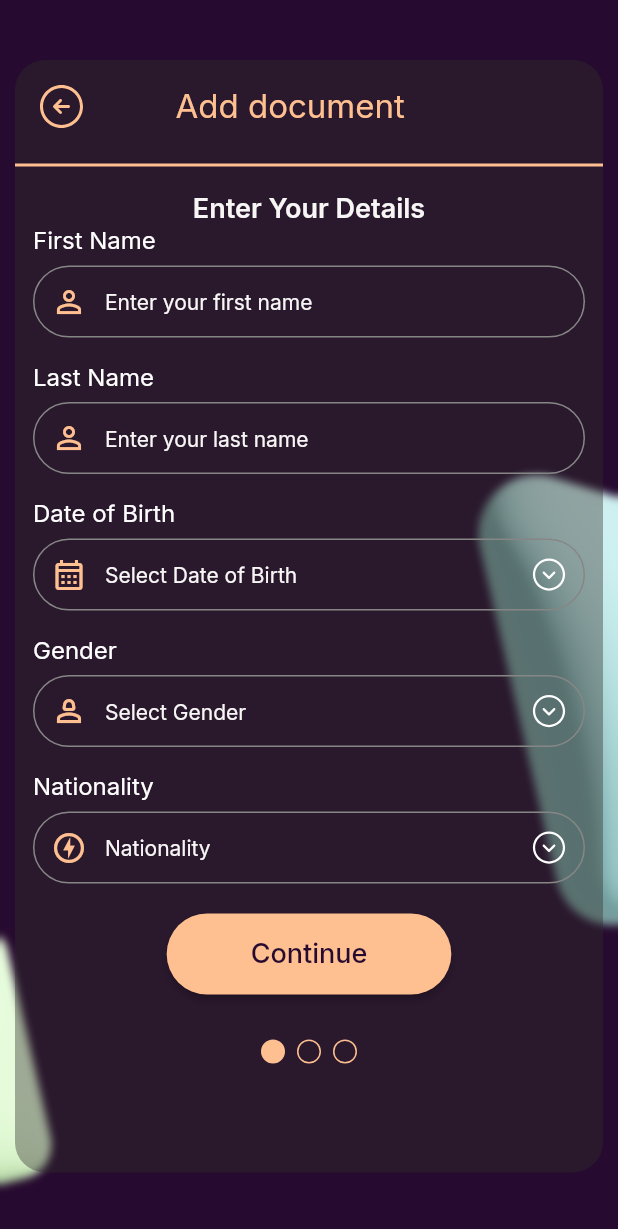
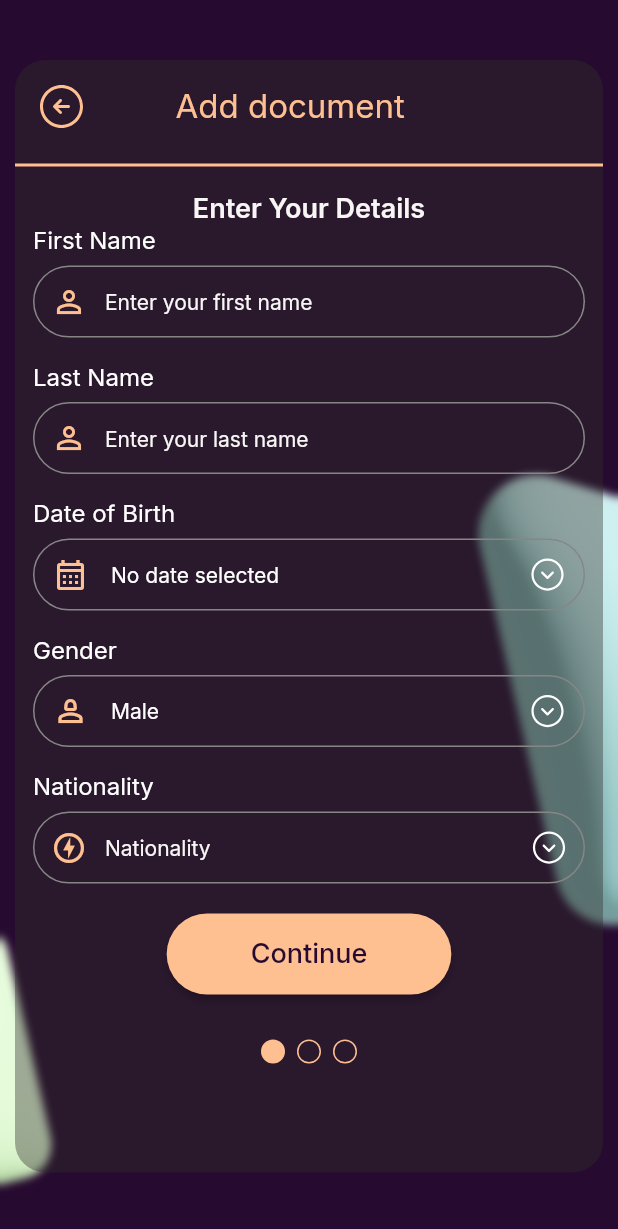
Before and after one commit to EhtshamNizamani/Document-Model, a Flutter app: the EnterDocumentDetailsScreen screen opened directly, on a phone screen of 412 x 824 dp. Shown: the top 1229 px of the screen. Run offline on Flutter 3.47's test engine with Material 2 defaults, Android fonts, the phone set to English and light mode, and no system bars; our stand-ins replace dotted_border, flutter_svg, google_fonts, image_picker; project files that could hold a hidden picture were left out.

```diff
--- a/lib/screens/documents/enter_document_details_screen.dart
+++ b/lib/screens/documents/enter_document_details_screen.dart
@@ -1,15 +1,23 @@
 // ignore_for_file: public_member_api_docs, sort_constructors_first
 import 'dart:ui';
 
+import 'package:document_model/screens/documents/widget/drop_down.dart';
 import 'package:flutter/material.dart';
 import 'package:flutter_svg/svg.dart';
 import 'package:google_fonts/google_fonts.dart';
-
+import 'widget/custom_date_picker.dart';
 import 'widget/custom_textfield.dart';
 
-class EnterDocumentDetailsScreen extends StatelessWidget {
+class EnterDocumentDetailsScreen extends StatefulWidget {
   const EnterDocumentDetailsScreen({super.key});
 
+  @override
+  State<EnterDocumentDetailsScreen> createState() =>
+      _EnterDocumentDetailsScreenState();
+}
+
+class _EnterDocumentDetailsScreenState
+    extends State<EnterDocumentDetailsScreen> {
   @override
   Widget build(BuildContext context) {
     return Scaffold(
@@ -119,12 +127,14 @@ class EnterDocumentDetailsScreen extends StatelessWidget {
                                         fontSize: 16, color: Colors.white)),
                               ),
                               const SizedBox(height: 8),
-                              const CustomTextFiled(
-                                iconData: Icons.calendar_month_outlined,
-                                title: 'Select Date of Birth',
-                                suffixIcon:
-                                    'assets/images/arrow-circle-down.svg',
-                              ),
+
+                              const CustomDatePicker(),
+                              // const CustomTextFiled(
+                              //   iconData: Icons.calendar_month_outlined,
+                              //   title: 'Select Date of Birth',
+                              //   suffixIcon:
+                              //       'assets/images/arrow-circle-down.svg',
+                              // ),
                               const SizedBox(height: 16),
                               Text(
                                 'Gender',
@@ -133,12 +143,7 @@ class EnterDocumentDetailsScreen extends StatelessWidget {
                                         fontSize: 16, color: Colors.white)),
                               ),
                               const SizedBox(height: 8),
-                              const CustomTextFiled(
-                                iconData: Icons.person_2_outlined,
-                                title: 'Select Gender',
-                                suffixIcon:
-                                    'assets/images/arrow-circle-down.svg',
-                              ),
+                              CustomDropdown(),
                               const SizedBox(height: 16),
                               Text(
                                 'Nationality',
--- /dev/null
+++ b/lib/screens/documents/widget/custom_date_picker.dart
@@ -0,0 +1,74 @@
+import 'package:flutter/material.dart';
+import 'package:flutter/src/widgets/framework.dart';
+import 'package:flutter/src/widgets/placeholder.dart';
+import 'package:flutter_svg/svg.dart';
+import 'package:google_fonts/google_fonts.dart';
+import 'package:intl/intl.dart';
+
+import '../../../constant.dart';
+
+class CustomDatePicker extends StatefulWidget {
+  const CustomDatePicker({super.key});
+
+  @override
+  State<CustomDatePicker> createState() => _CustomDatePickerState();
+}
+
+class _CustomDatePickerState extends State<CustomDatePicker> {
+  DateTime? _selectedDate;
+
+  Future<void> _selectDate(BuildContext context) async {
+    final DateTime? picked = await showDatePicker(
+      context: context,
+      initialDate: DateTime.now(),
+      firstDate: DateTime(1900),
+      lastDate: DateTime(2100),
+    );
+
+    if (picked != null) {
+      setState(() {
+        _selectedDate = picked;
+      });
+    }
+  }
+
+  @override
+  Widget build(BuildContext context) {
+    return Container(
+      height: 48,
+      padding: const EdgeInsets.only(left: 12, right: 12),
+      decoration: BoxDecoration(
+        borderRadius: BorderRadius.circular(30),
+        border: Border.all(width: 1, color: const Color(0xFF868685)),
+      ),
+      alignment: Alignment.center,
+      child: Row(
+        children: [
+          const Icon(
+            Icons.calendar_month_outlined,
+            color: yellowish,
+          ),
+          const SizedBox(width: 15),
+          Text(
+            _selectedDate != null
+                ? DateFormat('yyyy-MM-dd').format(_selectedDate!)
+                : 'No date selected',
+            style: GoogleFonts.inter(
+                fontSize: 14, fontWeight: FontWeight.w400, color: Colors.white),
+          ),
+          Expanded(
+            child: Align(
+              alignment: Alignment.centerRight,
+              child: InkWell(
+                onTap: () => _selectDate(context),
+                child: SvgPicture.asset(
+                  'assets/images/arrow-circle-down.svg',
+                ),
+              ),
+            ),
+          ),
+        ],
+      ),
+    );
+  }
+}
--- a/lib/screens/documents/widget/custom_textfield.dart
+++ b/lib/screens/documents/widget/custom_textfield.dart
@@ -1,3 +1,4 @@
+import 'package:document_model/screens/documents/widget/drop_down.dart';
 import 'package:flutter/material.dart';
 import 'package:flutter_svg/svg.dart';
 import 'package:google_fonts/google_fonts.dart';
@@ -5,6 +6,7 @@ import 'package:google_fonts/google_fonts.dart';
 class CustomTextFiled extends StatelessWidget {
   final String title;
   final IconData iconData;
+  final VoidCallback? onTap;
   final String? suffixIcon;
   final TextInputType? textInputType;
   final TextEditingController? controller;
@@ -12,6 +14,7 @@ class CustomTextFiled extends StatelessWidget {
       {Key? key,
       required this.title,
       required this.iconData,
+      this.onTap,
       this.textInputType,
       this.controller,
       this.suffixIcon})
@@ -22,20 +25,29 @@ class CustomTextFiled extends StatelessWidget {
     return TextField(
       controller: controller,
       keyboardType: textInputType,
+      style: TextStyle(
+        color: Colors.white, // Set the desired text color
+      ),
       decoration: InputDecoration(
         // ignore: prefer_const_constructors
 
         contentPadding: const EdgeInsets.symmetric(vertical: 0.0),
         hintText: title,
+
         hintStyle: GoogleFonts.inter(
             textStyle: const TextStyle(color: Color(0xFFF7F6F5), fontSize: 14)),
         suffixIcon: Padding(
           padding: const EdgeInsets.all(12.0),
           child: suffixIcon == null
               ? const SizedBox()
-              : SvgPicture.asset(
-                  suffixIcon!,
-                  color: Colors.white,
+              : InkWell(
+                  onTap: () {
+                    onTap!();
+                  },
+                  child: SvgPicture.asset(
+                    suffixIcon!,
+                    color: Colors.white,
+                  ),
                 ),
         ),
         prefixIcon: Icon(
--- a/lib/screens/documents/widget/dash_border_container.dart
+++ b/lib/screens/documents/widget/dash_border_container.dart
@@ -35,7 +35,7 @@ class DashBorderContainer extends StatelessWidget {
               InkWell(
                   onTap: () {
                     Navigator.of(context).push(MaterialPageRoute(
-                      builder: (context) => const EnterDocumentDetailsScreen(),
+                      builder: (context) => EnterDocumentDetailsScreen(),
                     ));
                   },
                   child: SvgPicture.asset(svgIcon)),
--- /dev/null
+++ b/lib/screens/documents/widget/drop_down.dart
@@ -0,0 +1,75 @@
+import 'package:document_model/constant.dart';
+import 'package:flutter/material.dart';
+import 'package:flutter_svg/flutter_svg.dart';
+import 'package:google_fonts/google_fonts.dart';
+
+class CustomDropdown extends StatefulWidget {
+  @override
+  _CustomDropdownState createState() => _CustomDropdownState();
+}
+
+class _CustomDropdownState extends State<CustomDropdown> {
+  List<String> _dropdownItems = ['Male', 'Female', 'Other'];
+  String _selectedItem = 'Male';
+
+  @override
+  Widget build(BuildContext context) {
+    return Container(
+      height: 48,
+      padding: const EdgeInsets.only(left: 12, right: 12),
+      decoration: BoxDecoration(
+        borderRadius: BorderRadius.circular(30),
+        border: Border.all(width: 1, color: const Color(0xFF868685)),
+      ),
+      alignment: Alignment.center,
+      child: Row(
+        children: [
+          const Icon(
+            Icons.person_2_outlined,
+            color: yellowish,
+          ),
+          const SizedBox(width: 15),
+          Expanded(
+            child: DropdownButton<String>(
+              value: _selectedItem,
+              icon: Expanded(
+                child: Align(
+                  alignment: Alignment.centerRight,
+                  child: SvgPicture.asset(
+                    'assets/images/arrow-circle-down.svg',
+                  ),
+                ),
+              ),
+              iconSize: 24,
+              elevation: 16,
+              style: GoogleFonts.inter(
+                fontSize: 14,
+                color: Colors.white,
+                fontWeight: FontWeight.w400,
+              ),
+              dropdownColor: Colors
+                  .grey[800], // Set the background color of the dropdown menu
+
+              underline: Container(),
+              onChanged: (String? newValue) {
+                setState(() {
+                  _selectedItem = newValue!;
+                });
+              },
+              items:
+                  _dropdownItems.map<DropdownMenuItem<String>>((String value) {
+                return DropdownMenuItem<String>(
+                  value: value,
+                  child: Text(
+                    value,
+                    style: GoogleFonts.inter(),
+                  ),
+                );
+              }).toList(),
+            ),
+          ),
+        ],
+      ),
+    );
+  }
+}
--- a/pubspec.yaml
+++ b/pubspec.yaml
@@ -39,6 +39,7 @@ dependencies:
   dotted_border: ^2.0.0+3
   image_picker: ^0.8.7+5
   google_fonts: ^4.0.3
+  intl: ^0.18.1
 
 dev_dependencies:
   flutter_test:
```
Also changed, not shown: lib/screens/documents/document_screen.dart (+43 -26 lines), lib/screens/documents/widget/personal_tab_widget.dart (+2 -5 lines), lib/screens/documents/work_tab_screen.dart (+8 -6 lines), pubspec.lock.
